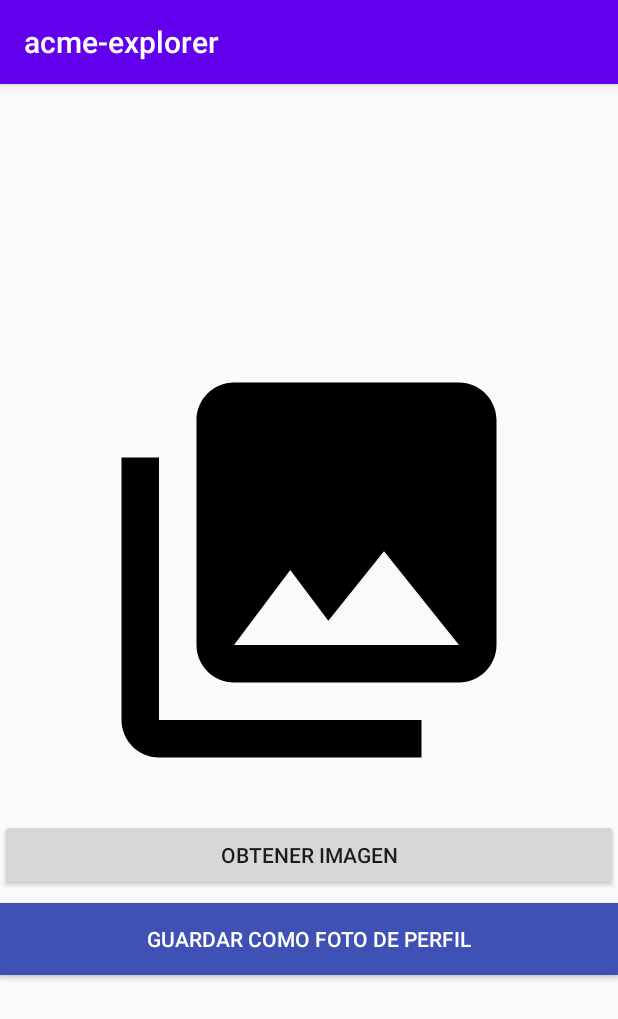
After one commit to jossanjim3/frontend-entregable-1, an Android app: the PhotoProfileActivity screen opened directly, with no data from a screen before it, on a phone screen of 412 x 824 dp. The commit adds this screen. Shown: the top 1019 px of the screen. Run offline under Robolectric (Android 15) with nearby library versions, the phone set to English and light mode, and no system bars; our stand-ins replace Firebase (no records; nobody signed in at launch, a user with empty details on screens opened directly); pictures from the network do not load.

Commit message:
ahora mismo la opcion de tomar foto funciona como en los videos

```diff
--- /dev/null
+++ b/app/src/main/res/layout/activity_photo_profile.xml
@@ -0,0 +1,34 @@
+<?xml version="1.0" encoding="utf-8"?>
+<LinearLayout xmlns:android="http://schemas.android.com/apk/res/android"
+    xmlns:tools="http://schemas.android.com/tools"
+    android:layout_width="match_parent"
+    android:layout_height="match_parent"
+    android:layout_gravity="center"
+    android:gravity="center"
+    android:orientation="vertical"
+    tools:context=".PhotoProfileActivity">
+
+    <ImageView
+        android:layout_width="300dp"
+        android:layout_height="300dp"
+        android:id="@+id/take_picture_image"
+        android:layout_marginBottom="16dp"
+        android:src="@drawable/ic_menu_gallery" />
+
+
+    <Button
+        android:id="@+id/take_picture_button"
+        android:layout_width="match_parent"
+        android:layout_height="wrap_content"
+        android:text="@string/take_picture" />
+
+    <Button
+        android:id="@+id/save_picture_button"
+        android:layout_width="match_parent"
+        android:layout_height="wrap_content"
+        android:layout_marginTop="8dp"
+        android:background="@color/blue_app"
+        android:textColor="@color/white"
+        android:text="@string/save_picture" />
+
+</LinearLayout>
--- a/app/src/main/res/values/strings.xml
+++ b/app/src/main/res/values/strings.xml
@@ -63,5 +63,7 @@
     <string name="take_picture_camera_rationale_ok">Permitir</string>
     <string name="camera_not_ganted">no es posible usar la camara</string>
     <string name="storage_not_ganted">no se puede almacenar la foto</string>
+    <string name="action_profile_photo">Foto Perfil</string>
+    <string name="save_picture">GUARDAR COMO FOTO DE PERFIL</string>
 
 </resources>
```
Also changed, not shown: app/src/main/AndroidManifest.xml (+9 -1 lines), app/src/main/java/us/master/entregable1/MainActivity.java (+33 -0 lines), app/src/main/java/us/master/entregable1/PhotoProfileActivity.java (added, +183 -0 lines), app/src/main/res/menu/main.xml (+7 -0 lines).
